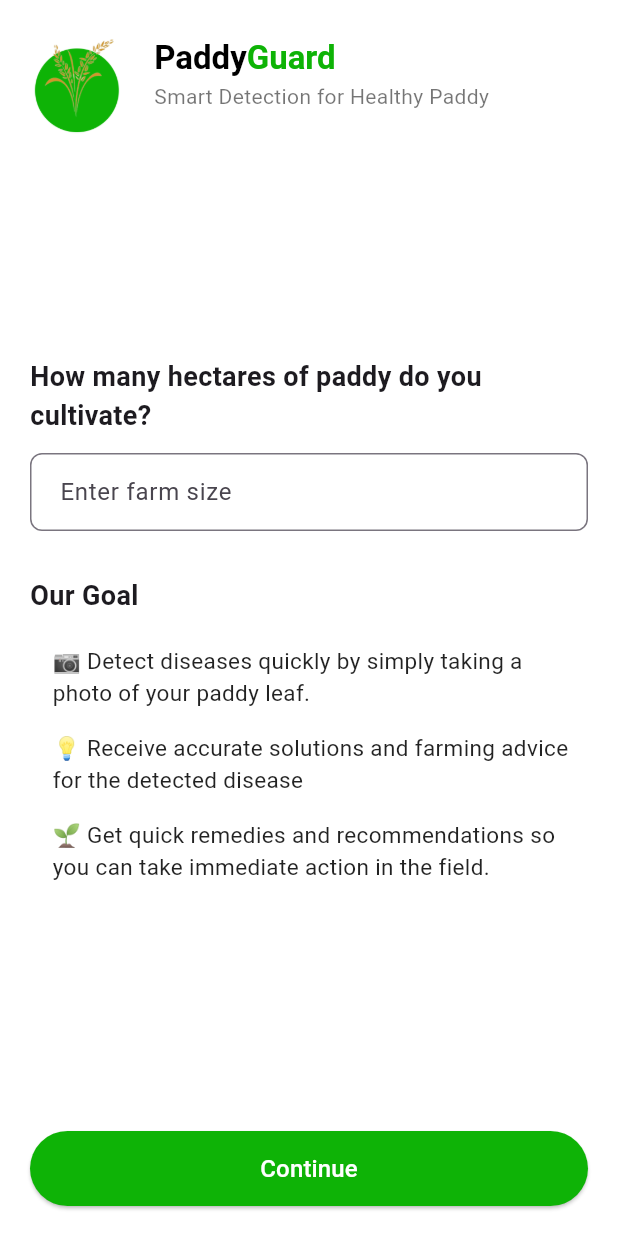
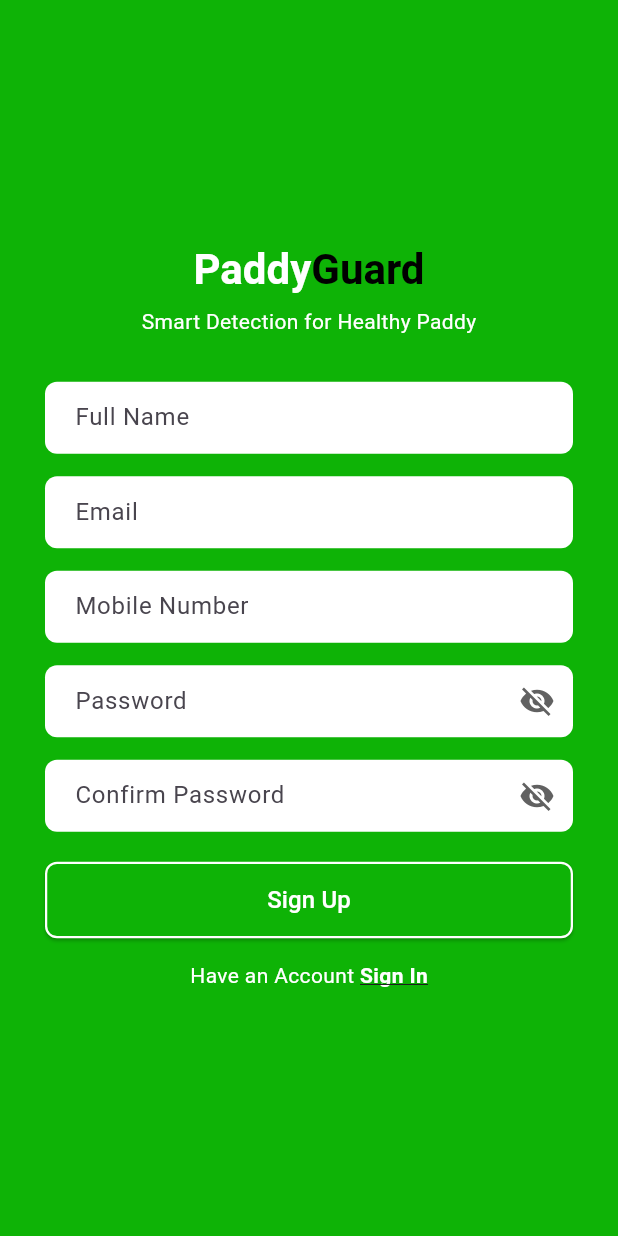
Before and after one commit to PasinduSandamalSenanayake/PaddyGuard, a Flutter app: the screen it shows after launch, on a phone screen of 412 x 824 dp. Run offline on Flutter 3.47's test engine with Material 3 defaults, Android fonts, the phone set to English and light mode, and no system bars.

Commit message:
UI design upto sign_in and sign_up

```diff
--- a/lib/main.dart
+++ b/lib/main.dart
@@ -1,6 +1,8 @@
 import 'package:flutter/material.dart';
 import 'package:paddyguard/screen/Guide/guide_screen_1.dart';
 import 'package:paddyguard/screen/Guide/guide_screen_2.dart';
+import 'package:paddyguard/screen/authenticate/login_screen.dart';
+import 'package:paddyguard/screen/authenticate/register_screen.dart';
 
 void main() {
   runApp(const MyApp());
@@ -33,7 +35,7 @@
         colorScheme: ColorScheme.fromSeed(seedColor: Colors.deepPurple),
         useMaterial3: true,
       ),
-      home: GuideScreen2(),
+      home: RegisterScreen(),
     );
   }
 }
--- /dev/null
+++ b/lib/screen/authenticate/register_screen.dart
@@ -0,0 +1,249 @@
+import 'package:flutter/material.dart';
+import 'package:paddyguard/const/color.dart';
+
+class RegisterScreen extends StatefulWidget {
+  const RegisterScreen({super.key});
+
+  @override
+  State<RegisterScreen> createState() => _RegisterScreenState();
+}
+
+class _RegisterScreenState extends State<RegisterScreen> {
+  // Controllers
+  final TextEditingController _fullNameController = TextEditingController();
+  final TextEditingController _emailController = TextEditingController();
+  final TextEditingController _mobileController = TextEditingController();
+  final TextEditingController _passwordController = TextEditingController();
+  final TextEditingController _confirmPasswordController =
+      TextEditingController();
+
+  // States for show/hide password
+  bool _obscurePassword = true;
+  bool _obscureConfirmPassword = true;
+
+  @override
+  Widget build(BuildContext context) {
+    return Scaffold(
+      backgroundColor: primaryColor,
+      body: Center(
+        child: SingleChildScrollView(
+          child: Column(
+            mainAxisAlignment: MainAxisAlignment.center,
+            children: [
+              const SizedBox(height: 30),
+              // App name
+              RichText(
+                text: TextSpan(
+                  style: TextStyle(
+                    fontSize: 28,
+                    fontWeight: FontWeight.bold,
+                  ),
+                  children: [
+                    TextSpan(
+                      text: "Paddy",
+                      style: TextStyle(color: Colors.white),
+                    ),
+                    TextSpan(
+                      text: "Guard",
+                      style: TextStyle(color: Colors.black),
+                    ),
+                  ],
+                ),
+              ),
+              const SizedBox(height: 8),
+              const Text(
+                'Smart Detection for Healthy Paddy',
+                style: TextStyle(
+                  fontSize: 14,
+                  color: Colors.white,
+                ),
+              ),
+              const SizedBox(height: 30),
+
+              // Full name
+              Container(
+                margin: const EdgeInsets.symmetric(horizontal: 30),
+                child: TextField(
+                  controller: _fullNameController,
+                  decoration: InputDecoration(
+                    hintText: 'Full Name',
+                    filled: true,
+                    fillColor: Colors.white,
+                    contentPadding: const EdgeInsets.symmetric(
+                        horizontal: 16, vertical: 12),
+                    border: OutlineInputBorder(
+                      borderRadius: BorderRadius.circular(8),
+                      borderSide: BorderSide.none,
+                    ),
+                  ),
+                ),
+              ),
+              const SizedBox(height: 15),
+
+              // Email
+              Container(
+                margin: const EdgeInsets.symmetric(horizontal: 30),
+                child: TextField(
+                  controller: _emailController,
+                  decoration: InputDecoration(
+                    hintText: 'Email',
+                    filled: true,
+                    fillColor: Colors.white,
+                    contentPadding: const EdgeInsets.symmetric(
+                        horizontal: 16, vertical: 12),
+                    border: OutlineInputBorder(
+                      borderRadius: BorderRadius.circular(8),
+                      borderSide: BorderSide.none,
+                    ),
+                  ),
+                ),
+              ),
+              const SizedBox(height: 15),
+
+              // Mobile Number
+              Container(
+                margin: const EdgeInsets.symmetric(horizontal: 30),
+                child: TextField(
+                  controller: _mobileController,
+                  keyboardType: TextInputType.phone,
+                  decoration: InputDecoration(
+                    hintText: 'Mobile Number',
+                    filled: true,
+                    fillColor: Colors.white,
+                    contentPadding: const EdgeInsets.symmetric(
+                        horizontal: 16, vertical: 12),
+                    border: OutlineInputBorder(
+                      borderRadius: BorderRadius.circular(8),
+                      borderSide: BorderSide.none,
+                    ),
+                  ),
+                ),
+              ),
+              const SizedBox(height: 15),
+
+              // Password
+              Container(
+                margin: const EdgeInsets.symmetric(horizontal: 30),
+                child: TextField(
+                  controller: _passwordController,
+                  obscureText: _obscurePassword,
+                  decoration: InputDecoration(
+                    hintText: 'Password',
+                    filled: true,
+                    fillColor: Colors.white,
+                    contentPadding: const EdgeInsets.symmetric(
+                        horizontal: 16, vertical: 12),
+                    border: OutlineInputBorder(
+                      borderRadius: BorderRadius.circular(8),
+                      borderSide: BorderSide.none,
+                    ),
+                    suffixIcon: IconButton(
+                      icon: Icon(
+                        _obscurePassword
+                            ? Icons.visibility_off
+                            : Icons.visibility,
+                        color: Colors.grey[700],
+                      ),
+                      onPressed: () {
+                        setState(() {
+                          _obscurePassword = !_obscurePassword;
+                        });
+                      },
+                    ),
+                  ),
+                ),
+              ),
+              const SizedBox(height: 15),
+
+              // Confirm Password
+              Container(
+                margin: const EdgeInsets.symmetric(horizontal: 30),
+                child: TextField(
+                  controller: _confirmPasswordController,
+                  obscureText: _obscureConfirmPassword,
+                  decoration: InputDecoration(
+                    hintText: 'Confirm Password',
+                    filled: true,
+                    fillColor: Colors.white,
+                    contentPadding: const EdgeInsets.symmetric(
+                        horizontal: 16, vertical: 12),
+                    border: OutlineInputBorder(
+                      borderRadius: BorderRadius.circular(8),
+                      borderSide: BorderSide.none,
+                    ),
+                    suffixIcon: IconButton(
+                      icon: Icon(
+                        _obscureConfirmPassword
+                            ? Icons.visibility_off
+                            : Icons.visibility,
+                        color: Colors.grey[700],
+                      ),
+                      onPressed: () {
+                        setState(() {
+                          _obscureConfirmPassword = !_obscureConfirmPassword;
+                        });
+                      },
+                    ),
+                  ),
+                ),
+              ),
+              const SizedBox(height: 20),
+
+              // Sign Up button
+              Container(
+                margin: const EdgeInsets.symmetric(horizontal: 30),
+                width: double.infinity,
+                child: ElevatedButton(
+                  style: ElevatedButton.styleFrom(
+                    backgroundColor: primaryColor,
+                    side: const BorderSide(color: Colors.white, width: 1.5),
+                    shape: RoundedRectangleBorder(
+                      borderRadius: BorderRadius.circular(8),
+                    ),
+                    padding: const EdgeInsets.symmetric(vertical: 14),
+                  ),
+                  onPressed: () {
+                    // Sign up logic
+                    debugPrint("Name: ${_fullNameController.text}");
+                    debugPrint("Email: ${_emailController.text}");
+                    debugPrint("Mobile: ${_mobileController.text}");
+                  },
+                  child: const Text(
+                    'Sign Up',
+                    style: TextStyle(fontSize: 16, color: Colors.white),
+                  ),
+                ),
+              ),
+              const SizedBox(height: 15),
+
+              // Sign In text
+              Row(
+                mainAxisAlignment: MainAxisAlignment.center,
+                children: [
+                  const Text(
+                    "Have an Account ",
+                    style: TextStyle(color: Colors.white),
+                  ),
+                  GestureDetector(
+                    onTap: () {
+                      // Go to sign in screen
+                    },
+                    child: const Text(
+                      "Sign In",
+                      style: TextStyle(
+                        color: Colors.white,
+                        decoration: TextDecoration.underline,
+                        fontWeight: FontWeight.bold,
+                      ),
+                    ),
+                  ),
+                ],
+              ),
+              const SizedBox(height: 30),
+            ],
+          ),
+        ),
+      ),
+    );
+  }
+}
--- a/pubspec.yaml
+++ b/pubspec.yaml
@@ -59,4 +59,4 @@ flutter:
   uses-material-design: true
 
   assets:
-    - assets/image/logo/logo.png
+    - assets/image/logo/
```
Also changed, not shown: lib/screen/authenticate/login_screen.dart (added, +222 -0 lines), assets/image/logo/google_logo.png (added).
